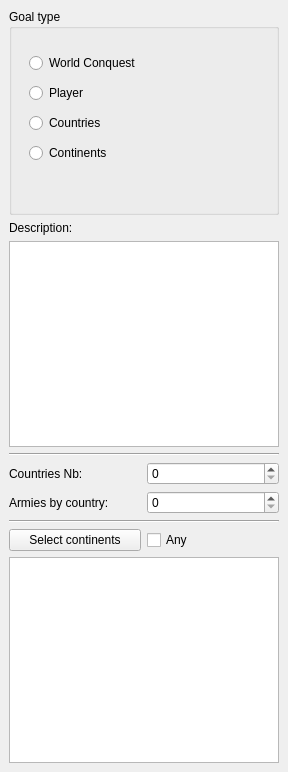
Old version of the form ksirkskineditor/ksirkgoaldefinition.ui in the repository KDE/ksirk.
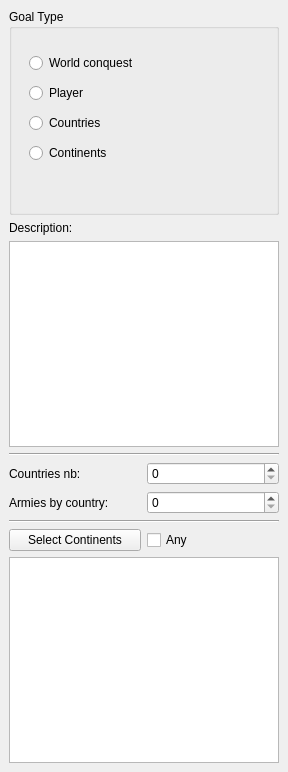
New version of the form.

```diff
--- a/ksirkskineditor/ksirkgoaldefinition.ui
+++ b/ksirkskineditor/ksirkgoaldefinition.ui
@@ -23,7 +23,7 @@
        </sizepolicy>
       </property>
       <property name="title" >
-       <string>Goal type</string>
+       <string>Goal Type</string>
       </property>
       <widget class="QWidget" name="layoutWidget" >
        <property name="geometry" >
@@ -44,7 +44,7 @@
            <string>Conquer all the world</string>
           </property>
           <property name="text" >
-           <string>World Conquest</string>
+           <string>World conquest</string>
           </property>
          </widget>
         </item>
@@ -137,7 +137,7 @@
       <item row="0" column="0" >
        <widget class="QLabel" name="label" >
         <property name="text" >
-         <string>Countries Nb:</string>
+         <string>Countries nb:</string>
         </property>
        </widget>
       </item>
@@ -202,7 +202,7 @@
 &lt;p style=" margin-top:0px; margin-bottom:0px; margin-left:0px; margin-right:0px; -qt-block-indent:0; text-indent:0px;">You will be prompted with a list of this world's continents. Select those to conquer with the mouse and the Ctrl and Shift keys.&lt;/p>&lt;/body>&lt;/html></string>
         </property>
         <property name="text" >
-         <string>Select continents</string>
+         <string>Select Continents</string>
         </property>
        </widget>
       </item>
```
